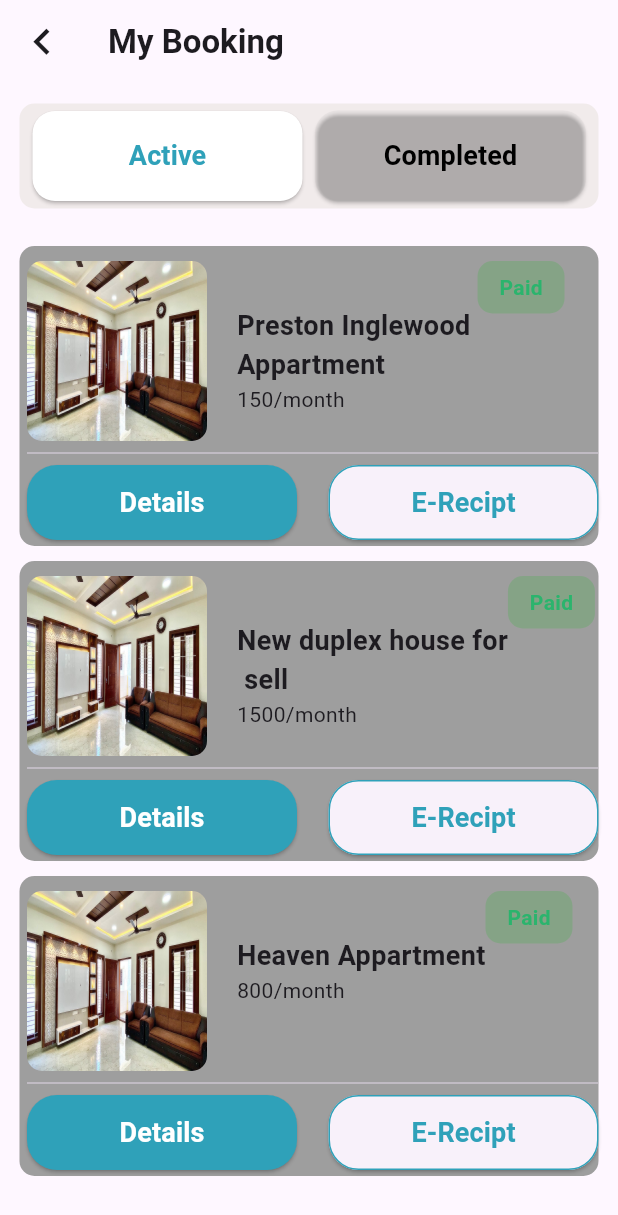
After one commit to keertip775/properties_app, a Flutter app: the BookingPage screen opened directly, on a phone screen of 412 x 824 dp. The commit adds this screen. Shown: the top 1215 px of the screen. Run offline on Flutter 3.47's test engine with Material 2 defaults, Android fonts, the phone set to English and light mode, and no system bars; our stand-ins replace device_preview, dotted_border.

Commit message:
Font size is changed

```diff
--- /dev/null
+++ b/lib/booking_page.dart
@@ -0,0 +1,370 @@
+import 'package:flutter/material.dart';
+
+class BookingPage extends StatefulWidget {
+  const BookingPage({super.key});
+
+  @override
+  State<BookingPage> createState() => _BookingPageState();
+}
+
+class _BookingPageState extends State<BookingPage> {
+  bool isactivated = true;
+  List names = [
+    "Preston Inglewood \nAppartment",
+    "New duplex house for\n sell",
+    "Heaven Appartment"
+  ];
+  // List category = ["hall", "h2", "h3"];
+  List items = ["150/month", "1500/month", "800/month"];
+  @override
+  Widget build(BuildContext context) {
+    return Scaffold(
+      appBar: AppBar(
+        leading: Icon(
+          Icons.chevron_left,
+          size: 35,
+        ),
+        title: Text(
+          "My Booking",
+          style: TextStyle(
+            fontWeight: FontWeight.bold,
+          ),
+        ),
+      ),
+      body: Padding(
+        padding: const EdgeInsets.all(13.0),
+        child: Column(
+          children: [
+            Container(
+              height: 70,
+
+              // width: 400,
+              decoration: BoxDecoration(
+                color: Color.fromARGB(255, 241, 235, 235),
+                borderRadius: BorderRadius.circular(
+                  10,
+                ),
+              ),
+              child: Row(
+                  mainAxisAlignment: MainAxisAlignment.spaceEvenly,
+                  children: [
+                    ElevatedButton(
+                      onPressed: () {
+                        setState(() {
+                          isactivated = true;
+                        });
+                      },
+                      child: Text(
+                        "Active",
+                        style: TextStyle(
+                            fontSize: 18,
+                            fontWeight: FontWeight.bold,
+                            color: isactivated
+                                ? Color(
+                                    0xff2fa1b9,
+                                  )
+                                : Colors.black),
+                      ),
+                      style: ElevatedButton.styleFrom(
+                        minimumSize: Size(180, 60),
+                        backgroundColor: isactivated
+                            ? Colors.white
+                            : const Color.fromARGB(0, 244, 241, 241),
+                        shape: RoundedRectangleBorder(
+                          borderRadius: BorderRadius.circular(
+                            15,
+                          ),
+                        ),
+                      ),
+                    ),
+                    ElevatedButton(
+                      onPressed: () {
+                        setState(() {
+                          isactivated = false;
+                        });
+                      },
+                      child: Text(
+                        "Completed",
+                        style: TextStyle(
+                          fontSize: 18,
+                          fontWeight: FontWeight.bold,
+                          color: isactivated
+                              ? Colors.black
+                              : Color(
+                                  0xff2fa1b9,
+                                ),
+                        ),
+                      ),
+                      style: ElevatedButton.styleFrom(
+                        backgroundColor: !isactivated
+                            ? Colors.white
+                            : Color.fromARGB(0, 255, 237, 237),
+                        minimumSize: Size(180, 60),
+                        shape: RoundedRectangleBorder(
+                          borderRadius: BorderRadius.circular(
+                            15,
+                          ),
+                        ),
+                      ),
+                    ),
+                  ]),
+            ),
+            SizedBox(
+              height: 25,
+            ),
+            Expanded(
+              child: ListView.builder(
+                itemCount: 3,
+                itemBuilder: (context, index) {
+                  return Padding(
+                    padding: const EdgeInsets.only(bottom: 10),
+                    child: Container(
+                      height: 200,
+                      width: 380,
+                      decoration: BoxDecoration(
+                        color: Colors.grey,
+                        borderRadius: BorderRadius.circular(
+                          10,
+                        ),
+                      ),
+                      child: Padding(
+                        padding: const EdgeInsets.only(top: 10, left: 5),
+                        child: Column(
+                          children: [
+                            Row(
+                                // mainAxisAlignment: MainAxisAlignment.center,
+                                crossAxisAlignment: CrossAxisAlignment.start,
+                                children: [
+                                  ClipRRect(
+                                    borderRadius: BorderRadius.circular(
+                                      10,
+                                    ),
+                                    child: Image.asset(
+                                      "assets/images/hall.png",
+                                      height: 120,
+                                      width: 120,
+                                      fit: BoxFit.fill,
+                                      alignment: Alignment.topRight,
+                                    ),
+                                  ),
+                                  SizedBox(
+                                    width: 20,
+                                  ),
+                                  Column(
+                                    crossAxisAlignment:
+                                        CrossAxisAlignment.start,
+                                    // mainAxisAlignment: MainAxisAlignment.end,
+                                    children: [
+                                      Padding(
+                                        padding: const EdgeInsets.only(top: 30),
+                                        child: Text(
+                                          names[index],
+                                          style: TextStyle(
+                                              fontSize: 18,
+                                              fontWeight: FontWeight.bold),
+                                        ),
+                                      ),
+                                      Text(
+                                        items[index],
+                                        style: TextStyle(),
+                                      ),
+                                    ],
+                                  ),
+                                  Container(
+                                      // alignment: Alignment.topRight,
+                                      height: 35,
+                                      width: 58,
+                                      decoration: BoxDecoration(
+                                        color: Colors.green.withOpacity(
+                                          0.3,
+                                        ),
+                                        borderRadius: BorderRadius.circular(
+                                          10,
+                                        ),
+                                      ),
+                                      child: Center(
+                                        child: Text(
+                                          "Paid",
+                                          style: TextStyle(
+                                              // color: Color.fromARGB(255, 2, 137, 6)),
+                                              color: Color(0xff2BB46D),
+                                              fontWeight: FontWeight.bold),
+                                        ),
+                                      ))
+                                ]),
+                            Divider(),
+                            Row(
+                                mainAxisAlignment:
+                                    MainAxisAlignment.spaceBetween,
+                                children: [
+                                  ElevatedButton(
+                                    onPressed: () {},
+                                    child: Text(
+                                      "Details",
+                                      style: TextStyle(
+                                          fontSize: 18,
+                                          fontWeight: FontWeight.bold,
+                                          color: Colors.white),
+                                    ),
+                                    style: ElevatedButton.styleFrom(
+                                      backgroundColor: Color(
+                                        0xff2fa1b9,
+                                      ),
+                                      minimumSize: Size(180, 50),
+                                      shape: RoundedRectangleBorder(
+                                        borderRadius: BorderRadius.circular(20),
+                                      ),
+                                    ),
+                                  ),
+                                  ElevatedButton(
+                                    onPressed: () {},
+                                    child: Text(
+                                      "E-Recipt",
+                                      style: TextStyle(
+                                          fontSize: 18,
+                                          fontWeight: FontWeight.bold,
+                                          color: Color(0xff2fa1b9)),
+                                    ),
+                                    style: ElevatedButton.styleFrom(
+                                        // backgroundColor: Color(
+                                        // 0xff2fa1b9,
+                                        // ),
+                                        minimumSize: Size(180, 50),
+                                        shape: RoundedRectangleBorder(
+                                          borderRadius:
+                                              BorderRadius.circular(20),
+                                        ),
+                                        side: BorderSide(
+                                            color: Color(0xff2fa1b9))),
+                                  ),
+                                ]),
+                          ],
+                        ),
+                      ),
+                    ),
+                  );
+                },
+                // child: Container(
+                //   height: 200,
+                //   width: 380,
+                //   decoration: BoxDecoration(
+                //     // color: Colors.grey,
+                //     borderRadius: BorderRadius.circular(
+                //       10,
+                //     ),
+                //   ),
+                //   child: Padding(
+                //     padding: const EdgeInsets.only(top: 10, left: 5),
+                //     child: Column(
+                //       children: [
+                //         Row(
+                //             // mainAxisAlignment: MainAxisAlignment.center,
+                //             crossAxisAlignment: CrossAxisAlignment.start,
+                //             children: [
+                //               ClipRRect(
+                //                 borderRadius: BorderRadius.circular(
+                //                   10,
+                //                 ),
+                //                 child: Image.asset(
+                //                   "assets/images/hall.png",
+                //                   height: 120,
+                //                   width: 120,
+                //                   fit: BoxFit.fill,
+                //                   alignment: Alignment.topRight,
+                //                 ),
+                //               ),
+                //               SizedBox(
+                //                 width: 20,
+                //               ),
+                //               Column(
+                //                 crossAxisAlignment: CrossAxisAlignment.start,
+                //                 // mainAxisAlignment: MainAxisAlignment.end,
+                //                 children: [
+                //                   Text(
+                //                     "Preston Inglewood \nAppartment",
+                //                     style: TextStyle(
+                //                         fontSize: 18, fontWeight: FontWeight.bold),
+                //                   ),
+                //                   Text(
+                //                     "150/month",
+                //                     style: TextStyle(),
+                //                   ),
+                //                 ],
+                //               ),
+                //               Container(
+                //                   // alignment: Alignment.topRight,
+                //                   height: 35,
+                //                   width: 58,
+                //                   decoration: BoxDecoration(
+                //                     color: Colors.green.withOpacity(
+                //                       0.3,
+                //                     ),
+                //                     borderRadius: BorderRadius.circular(
+                //                       10,
+                //                     ),
+                //                   ),
+                //                   child: Center(
+                //                     child: Text(
+                //                       "Paid",
+                //                       style: TextStyle(
+                //                           // color: Color.fromARGB(255, 2, 137, 6)),
+                //                           color: Color(0xff2BB46D),
+                //                           fontWeight: FontWeight.bold),
+                //                     ),
+                //                   ))
+                //             ]),
+                //         Divider(),
+                //         Row(
+                //             mainAxisAlignment: MainAxisAlignment.spaceBetween,
+                //             children: [
+                //               ElevatedButton(
+                //                 onPressed: () {},
+                //                 child: Text(
+                //                   "Details",
+                //                   style: TextStyle(
+                //                       fontSize: 18,
+                //                       fontWeight: FontWeight.bold,
+                //                       color: Colors.white),
+                //                 ),
+                //                 style: ElevatedButton.styleFrom(
+                //                   backgroundColor: Color(
+                //                     0xff2fa1b9,
+                //                   ),
+                //                   minimumSize: Size(180, 50),
+                //                   shape: RoundedRectangleBorder(
+                //                     borderRadius: BorderRadius.circular(20),
+                //                   ),
+                //                 ),
+                //               ),
+                //               ElevatedButton(
+                //                 onPressed: () {},
+                //                 child: Text(
+                //                   "E-Recipt",
+                //                   style: TextStyle(
+                //                       fontSize: 18,
+                //                       fontWeight: FontWeight.bold,
+                //                       color: Color(0xff2fa1b9)),
+                //                 ),
+                //                 style: ElevatedButton.styleFrom(
+                //                     // backgroundColor: Color(
+                //                     // 0xff2fa1b9,
+                //                     // ),
+                //                     minimumSize: Size(180, 50),
+                //                     shape: RoundedRectangleBorder(
+                //                       borderRadius: BorderRadius.circular(20),
+                //                     ),
+                //                     side: BorderSide(color: Color(0xff2fa1b9))),
+                //               ),
+                //             ]),
+                //       ],
+                //     ),
+                //   ),
+                // ),
+              ),
+            )
+          ],
+        ),
+      ),
+    );
+  }
+}
--- a/lib/main.dart
+++ b/lib/main.dart
@@ -1,6 +1,12 @@
 import 'package:flutter/material.dart';
 import 'package:device_preview/device_preview.dart';
+import 'package:properties_app/booking_page.dart';
 import 'package:properties_app/language.dart';
+import 'package:properties_app/page1.dart';
+
+import 'homepage.dart';
+// import 'package:properties_app/language.dart';
+// import 'package:properties_app/page2.dart';
 // import 'package:properties_app/homepage.dart';
 // import 'package:properties_app/page1.dart';
 
@@ -43,7 +49,7 @@ class MyApp extends StatelessWidget {
         colorScheme: ColorScheme.fromSeed(seedColor: Colors.deepPurple),
         useMaterial3: true,
       ),
-      home: Language(),
+      home: Page1(),
     );
   }
 }
--- a/lib/page1.dart
+++ b/lib/page1.dart
@@ -40,7 +40,7 @@ class Page1 extends StatelessWidget {
                     "Back to Home",
                     style: TextStyle(
                       color: AppColors.primarycolor,
-                      fontSize: 20,
+                      fontSize: 23,
                       fontWeight: FontWeight.bold,
                     ),
                   ),
--- /dev/null
+++ b/lib/page2.dart
@@ -0,0 +1,41 @@
+import 'package:flutter/material.dart';
+
+class Page2 extends StatefulWidget {
+  const Page2({super.key});
+
+  @override
+  State<Page2> createState() => _Page2State();
+}
+
+class _Page2State extends State<Page2> {
+  String selectedsnack = "None selected";
+  @override
+  Widget build(BuildContext context) {
+    return Scaffold(
+      body: Column(children: [
+        SafeArea(
+            child: Text(
+          "Selected snack:$selectedsnack",
+          style: TextStyle(fontSize: 20, fontWeight: FontWeight.bold),
+        )),
+        RadioMenuButton(
+          value: "Mango",
+          groupValue: selectedsnack,
+          onChanged: (selectedvalue) {
+            setState(() {});
+          },
+          child: Text("Mango"),
+          style: ButtonStyle(
+            shape: MaterialStatePropertyAll(
+              RoundedRectangleBorder(
+                borderRadius: BorderRadius.circular(10),
+              ),
+            ),
+            backgroundColor: MaterialStatePropertyAll(Colors.white),
+            minimumSize: MaterialStatePropertyAll(Size(300, 80)),
+          ),
+        ),
+      ]),
+    );
+  }
+}
```
Also changed, not shown: assets/images/h2.png (added), assets/images/h3.png (added), assets/images/hall.png (added).
